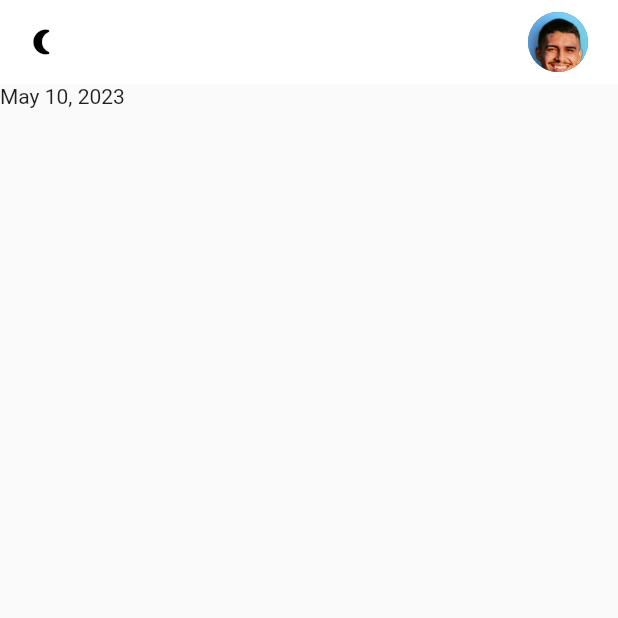
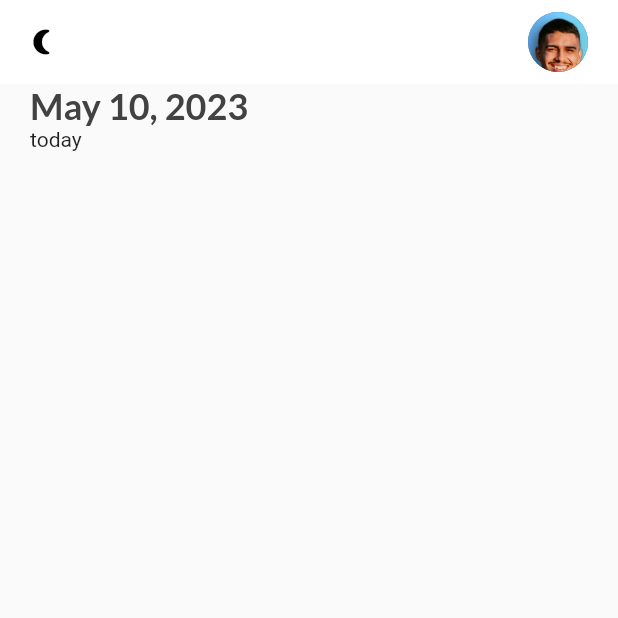
Before and after one commit to felpsalvs/todo-flutter, a Flutter app: the screen it shows after launch, on a phone screen of 412 x 824 dp, the top half of it. Run offline on Flutter 3.47's test engine with Material 2 defaults, Android fonts, the phone set to English and light mode, and no system bars; our stand-ins replace get, get_storage, google_fonts.

Commit message:
🐛 feat: remove notifications for mobile

```diff
--- a/lib/services/notification_services.dart
+++ /dev/null
@@ -1,114 +0,0 @@
-import 'package:flutter/cupertino.dart';
-import 'package:flutter/material.dart';
-import 'package:flutter/scheduler.dart';
-import 'package:flutter_local_notifications/flutter_local_notifications.dart';
-import 'package:get/get.dart';
-
-class NotifyHelper {
-  FlutterLocalNotificationsPlugin flutterLocalNotificationsPlugin =
-      FlutterLocalNotificationsPlugin(); //
-
-  initializeNotification() async {
-    tz.initializeTimeZones();
-    // this is for latest iOS settings
-    final DarwinInitializationSettings initializationSettingsIOS =
-        DarwinInitializationSettings(
-            requestSoundPermission: false,
-            requestBadgePermission: false,
-            requestAlertPermission: false,
-            onDidReceiveLocalNotification: onDidReceiveLocalNotification);
-
-    final AndroidInitializationSettings initializationSettingsAndroid =
-        AndroidInitializationSettings("appicon");
-
-    final InitializationSettings initializationSettings =
-        InitializationSettings(
-      iOS: initializationSettingsIOS,
-      android: initializationSettingsAndroid,
-    );
-    await flutterLocalNotificationsPlugin.initialize(initializationSettings,
-        onSelectNotification: selectNotification);
-  }
-
-  displayNotification({required String title, required String body}) async {
-    print("doing test");
-    var androidPlatformChannelSpecifics = new AndroidNotificationDetails(
-        'your channel id', 'your channel name', 'your channel description',
-        importance: Importance.max, priority: Priority.high);
-    var iOSPlatformChannelSpecifics = new IOSNotificationDetails();
-    var platformChannelSpecifics = new NotificationDetails(
-        android: androidPlatformChannelSpecifics, iOS: iOSPlatformChannelSpecifics);
-    await flutterLocalNotificationsPlugin.show(
-      0,
-      title,
-      body,
-      platformChannelSpecifics,
-      payload: 'It could be anything you pass',
-    );
-  }
-
-  scheduledNotification() async {
-     await flutterLocalNotificationsPlugin.zonedSchedule(
-         0,
-         'scheduled title',
-         'theme changes 5 seconds ago',
-         tz.TZDateTime.now(tz.local).add(const Duration(seconds: 5)),
-         const NotificationDetails(
-             android: AndroidNotificationDetails('your channel id',
-                 'your channel name', 'your channel description')),
-         androidAllowWhileIdle: true,
-         uiLocalNotificationDateInterpretation:
-             UILocalNotificationDateInterpretation.absoluteTime);
-
-   }
-
-  void requestIOSPermissions() {
-    flutterLocalNotificationsPlugin
-        .resolvePlatformSpecificImplementation<
-        IOSFlutterLocalNotificationsPlugin>()
-        ?.requestPermissions(
-      alert: true,
-      badge: true,
-      sound: true,
-    );
-  }
-
-  Future selectNotification(String? payload) async {
-    if (payload != null) {
-      print('notification payload: $payload');
-    } else {
-      print("Notification Done");
-    }
-    Get.to(() => Container(
-          color: Colors.white,
-        ));
-  }
-
-  Future onDidReceiveLocalNotification(
-      int id, String? title, String? body, String? payload) async {
-    // display a dialog with the notification details, tap ok to go to another page
-    // showDialog(
-    //context: context,
-    //  builder: (BuildContext context) => CupertinoAlertDialog(
-    //     title: Text(title),
-    //     content: Text(body),
-    //     actions: [
-    //       CupertinoDialogAction(
-    //         isDefaultAction: true,
-    //         child: Text('Ok'),
-    //         onPressed: () async {
-    //           Navigator.of(context, rootNavigator: true).pop();
-    //           await Navigator.push(
-    //             context,
-    //             MaterialPageRoute(
-    //               builder: (context) => SecondScreen(payload),
-    //             ),
-    //           );
-    //         },
-    //       )
-    //     ],
-    //   ),
-    // );
-    Get.dialog(Text('Welcome to Flutter'));
-  }
-}
--- a/lib/ui/home_page.dart
+++ b/lib/ui/home_page.dart
@@ -1,9 +1,9 @@
+import 'package:agendamento/ui/theme.dart';
 import 'package:flutter/cupertino.dart';
 import 'package:flutter/material.dart';
 import 'package:get/get.dart';
 import 'package:intl/intl.dart';
 
-import '../services/notification_services.dart';
 import '../services/theme_services.dart';
 
 class HomePage extends StatefulWidget {
@@ -18,9 +18,6 @@ class _HomePageState extends State<HomePage> {
   @override
   void initState() {
     super.initState();
-    notifyHelper = NotifyHelper();
-    notifyHelper.initializeNotification();
-    notifyHelper.requestIOSPermissions();
   }
 
   @override
@@ -31,20 +28,27 @@ class _HomePageState extends State<HomePage> {
         children: [
           Row(
             children: [
-              Column(
+              Container(
+                margin: const EdgeInsets.symmetric(horizontal: 20),
+                child: Column(
+                  crossAxisAlignment: CrossAxisAlignment.start,
                   children: [
-                  Text(DateFormat.yMMMMd().format(DateTime.now())),
-                ],//18:11
-              )
+                    Text(
+                      DateFormat.yMMMMd().format(DateTime.now()),
+                      style: subHeadingStyle,
+                    ),
+                    Text('today'),
+                  ],
+                ),
+              ),
             ],
           ),
         ],
-        ));
+      ),
+    );
   }
 
-
-
-  _appBar() {
+  AppBar _appBar() {
     return AppBar(
       elevation: 0,
       backgroundColor: context.theme.backgroundColor,
@@ -53,14 +57,12 @@ class _HomePageState extends State<HomePage> {
           ThemeService().switchTheme();
           notifyHelper.displayNotification(
             title: "Theme Changed",
-                body: Get.isDarkMode
-                    ? "Activated Dark Mode"
-                    : "Activated Light Mode");
-
+            body: Get.isDarkMode ? "Activated Dark Mode" : "Activated Light Mode",
+          );
           notifyHelper.scheduledNotification();
         },
-          child: Icon(Get.isDarkMode ? Icons.wb_sunny_outlined :
-            Icons.nightlight_round,
+        child: Icon(
+          Get.isDarkMode ? Icons.wb_sunny_outlined : Icons.nightlight_round,
           size: 20,
           color: Get.isDarkMode ? Colors.white : Colors.black,
         ),
@@ -74,7 +76,8 @@ class _HomePageState extends State<HomePage> {
         ),
         SizedBox(
           width: 20,
-          )
-        ]);
+        ),
+      ],
+    );
   }
 }
--- a/lib/ui/theme.dart
+++ b/lib/ui/theme.dart
@@ -1,4 +1,5 @@
 import 'package:flutter/material.dart';
+import 'package:google_fonts/google_fonts.dart';
 
 const Color bluishClr = Color(0xFF4e5ae8);
 const Color yellowClr = Color(0xFFFFB746);
@@ -9,8 +10,18 @@ const Color darkGreyClr = Color(0xFF121212);
 Color darkHeaderClr = Color(0xFF424242);
 
 class Themes {
-  static final light =
-      ThemeData(backgroundColor: Colors.white, primaryColor: primaryClr, brightness: Brightness.light);
-  static final dark =
-      ThemeData(backgroundColor: darkGreyClr, primaryColor: darkGreyClr, brightness: Brightness.dark);
+  static final light = ThemeData(
+      backgroundColor: Colors.white,
+      primaryColor: primaryClr,
+      brightness: Brightness.light);
+  static final dark = ThemeData(
+      backgroundColor: darkGreyClr,
+      primaryColor: darkGreyClr,
+      brightness: Brightness.dark);
 }
+
+TextStyle get subHeadingStyle {
+  return GoogleFonts.lato(
+      textStyle: TextStyle(
+          fontSize: 24, fontWeight: FontWeight.bold, color: darkHeaderClr));
+}
--- a/pubspec.yaml
+++ b/pubspec.yaml
@@ -39,7 +39,6 @@ dependencies:
   get:
   intl:
   google_fonts:
-  flutter_local_notifications:
   flutter_native_timezone:
 dev_dependencies:
   flutter_test:
```
Also changed, not shown: pubspec.lock, 1 other file. Lines whose indentation alone changed are shown as unchanged.
